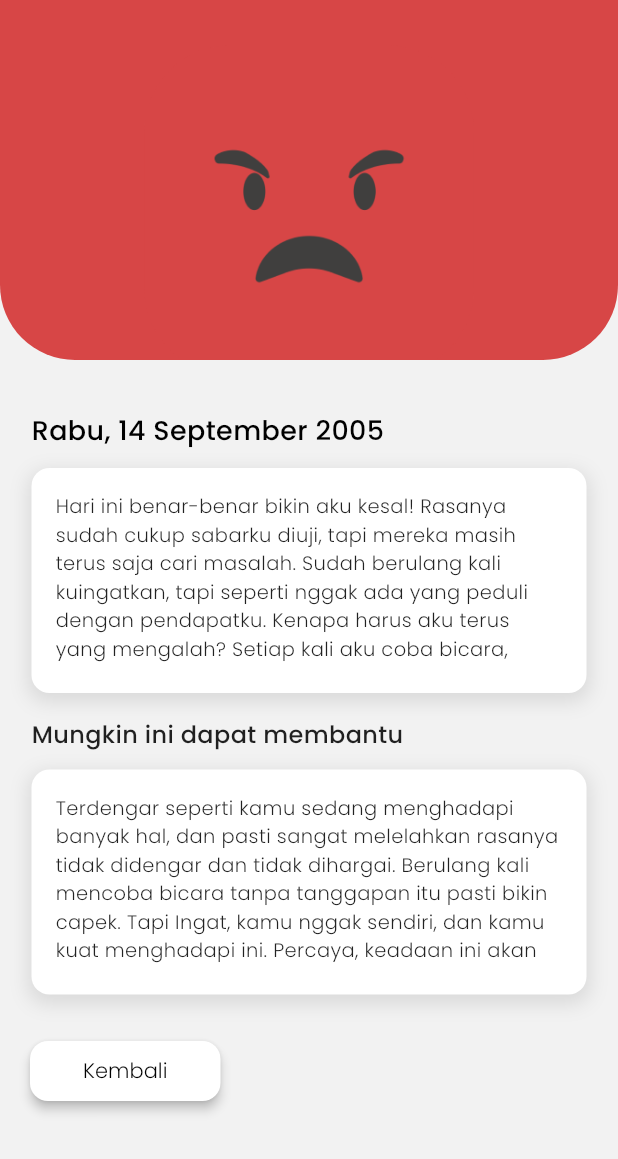
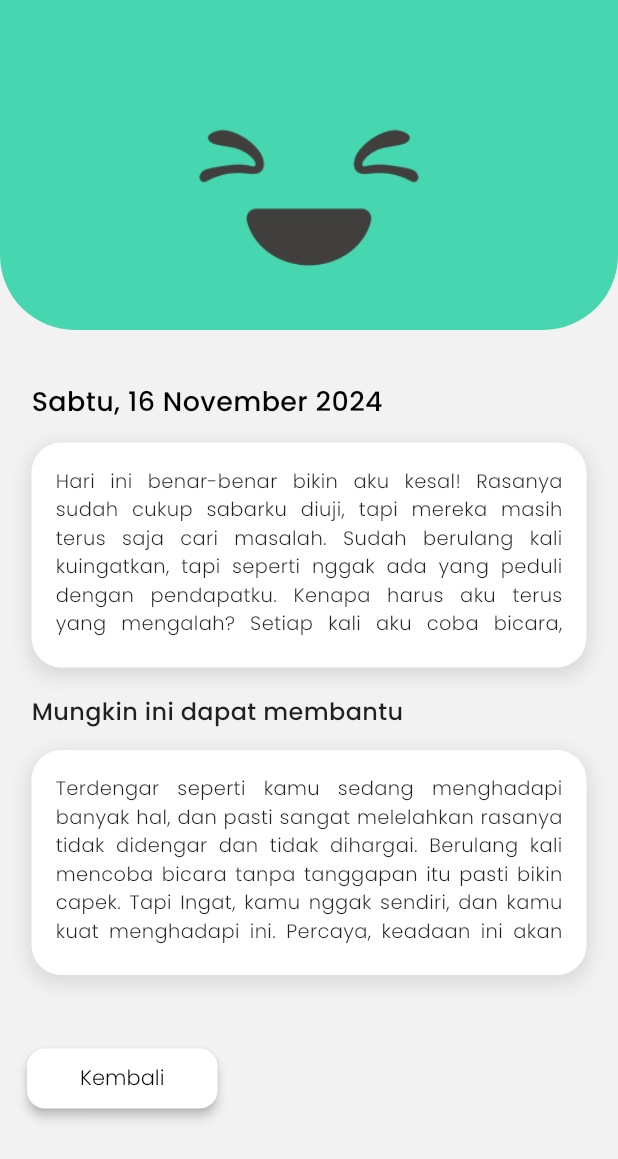
Before and after one commit to afikque23/Mental_Health_App, a Flutter app: the TrackerPage screen opened directly, after a tap on an icon or button, on a phone screen of 412 x 824 dp. Shown: the top 1159 px of the screen. Run offline on Flutter 3.47's test engine with Material 3 defaults, Android fonts, the phone set to English and light mode, and no system bars; our stand-ins replace flutter_bloc, flutter_svg, hydrated_bloc, introduction_screen, shared_preferences; accounts and stored records are empty.

```diff
--- a/lib/presentation/intro/pages/disclaim.dart
+++ b/lib/presentation/intro/pages/disclaim.dart
@@ -26,11 +26,12 @@ class DisclaimerScreen extends StatelessWidget {
       child: SingleChildScrollView(
         // Menggunakan SingleChildScrollView
         child: Column(
-          mainAxisAlignment: MainAxisAlignment.center,
+          mainAxisAlignment: MainAxisAlignment.start,
           children: [
             const SizedBox(height: 40),
             SvgPicture.asset(
               AppVectors.dekorasidisclaim1,
+              // ignore: deprecated_member_use
               color: Colors.white,
               width: 120, // Ukuran dekorasi
             ),
@@ -99,6 +100,7 @@ class DisclaimerScreen extends StatelessWidget {
             const SizedBox(height: 40),
             SvgPicture.asset(
               AppVectors.dekorasidisclaim2,
+              // ignore: deprecated_member_use
               color: Colors.white,
               width: 120, // Ukuran dekorasi
             ),
--- a/lib/presentation/tracker/pages/history_tracker.dart
+++ b/lib/presentation/tracker/pages/history_tracker.dart
@@ -1,8 +1,16 @@
 import 'package:flutter/material.dart';
-import 'package:mental_health_app/core/configs/assets/app_images.dart';
 
 class HistoryTracker extends StatelessWidget {
-  const HistoryTracker({super.key});
+  final Color color;
+  final String image;
+  final String selectedDate; // Tambahkan parameter
+
+  const HistoryTracker({
+    super.key,
+    required this.color,
+    required this.image,
+    required this.selectedDate, // Tambahkan parameter
+  });
 
   @override
   Widget build(BuildContext context) {
@@ -22,8 +30,8 @@ class HistoryTracker extends StatelessWidget {
                     ),
                     child: Container(
                       padding: const EdgeInsets.all(16),
-                      color: const Color(0xFFD74646),
-                      height: 240, // Tinggi header
+                      color: color, // Warna header diambil dari parameter
+                      height: 220, // Tinggi header
                       width: double.infinity, // Lebar penuh
                       child: const SafeArea(
                         child: Column(
@@ -41,12 +49,11 @@ class HistoryTracker extends StatelessWidget {
                     top:
                         30, // Mengatur jarak dari atas agar gambar berada di tengah
                     child: Container(
-                      height: 220, // Tinggi gambar
-                      width: 220, // Lebar gambar
-                      decoration: const BoxDecoration(
+                      height: 200, // Tinggi gambar
+                      width: 200, // Lebar gambar
+                      decoration: BoxDecoration(
                         image: DecorationImage(
-                          image: AssetImage(
-                              AppImages.marah), // Pastikan nama gambar sesuai
+                          image: AssetImage(image), // Gambar dari parameter
                           fit: BoxFit
                               .cover, // Agar gambar menyesuaikan ukuran kontainer
                         ),
@@ -57,27 +64,27 @@ class HistoryTracker extends StatelessWidget {
               ),
 
               // Teks di luar header
-              const Padding(
-                padding: EdgeInsets.only(top: 34, left: 21),
+              Padding(
+                padding: const EdgeInsets.only(top: 35, left: 21),
                 child: Text(
-                  "Rabu, 14 September 2005",
-                  style: TextStyle(
+                  selectedDate, // Gunakan tanggal dari parameter
+                  style: const TextStyle(
                     fontSize: 18,
                     fontWeight: FontWeight.w500,
                     fontFamily: 'Poppins',
-                    color: Colors.black, // Sesuaikan warna teks sesuai desain
+                    color: Colors.black,
                   ),
                 ),
               ),
 
               // Container dengan drop shadow di bawah teks
               Padding(
-                padding: const EdgeInsets.only(top: 12, left: 21, right: 21),
+                padding: const EdgeInsets.only(top: 14, left: 21, right: 21),
                 child: Container(
                   padding: const EdgeInsets.all(16),
                   decoration: BoxDecoration(
                     color: Colors.white,
-                    borderRadius: BorderRadius.circular(12),
+                    borderRadius: BorderRadius.circular(20),
                     boxShadow: [
                       BoxShadow(
                         color: Colors.black.withOpacity(0.1), // Warna bayangan
@@ -98,6 +105,7 @@ class HistoryTracker extends StatelessWidget {
                         fontWeight: FontWeight.w300,
                         color: Colors.black87,
                       ),
+                      textAlign: TextAlign.justify,
                     ),
                   ),
                 ),
@@ -105,7 +113,7 @@ class HistoryTracker extends StatelessWidget {
 
               // Menambahkan tulisan "Mungkin ini dapat membantu"
               const Padding(
-                padding: EdgeInsets.only(top: 16, left: 21, right: 21),
+                padding: EdgeInsets.only(top: 18, left: 21, right: 21),
                 child: Text(
                   "Mungkin ini dapat membantu",
                   style: TextStyle(
@@ -119,12 +127,12 @@ class HistoryTracker extends StatelessWidget {
 
               // Menambahkan Container dengan drop shadow di bawah "Mungkin ini dapat membantu"
               Padding(
-                padding: const EdgeInsets.only(top: 12, left: 21, right: 21),
+                padding: const EdgeInsets.only(top: 14, left: 21, right: 21),
                 child: Container(
                   padding: const EdgeInsets.all(16),
                   decoration: BoxDecoration(
                     color: Colors.white,
-                    borderRadius: BorderRadius.circular(12),
+                    borderRadius: BorderRadius.circular(20),
                     boxShadow: [
                       BoxShadow(
                         color: Colors.black.withOpacity(0.1), // Warna bayangan
@@ -145,6 +153,7 @@ class HistoryTracker extends StatelessWidget {
                         fontWeight: FontWeight.w300,
                         color: Colors.black87,
                       ),
+                      textAlign: TextAlign.justify,
                     ),
                   ),
                 ),
@@ -156,7 +165,7 @@ class HistoryTracker extends StatelessWidget {
           Row(mainAxisAlignment: MainAxisAlignment.spaceBetween, children: [
             // Tombol kembali
             Padding(
-              padding: const EdgeInsets.only(left: 20, top: 690),
+              padding: const EdgeInsets.only(left: 18, top: 695),
               child: ElevatedButton(
                 onPressed: () {
                   // Kembali ke halaman sebelumnya
--- a/lib/presentation/tracker/pages/tracker_page.dart
+++ b/lib/presentation/tracker/pages/tracker_page.dart
@@ -19,23 +19,21 @@ class _TrackerPageState extends State<TrackerPage> {
         children: [
           Column(
             children: [
-              // Container putih yang mengisi area di atas header
               Container(
                 color: Colors.white,
-                height: 270, // Tinggi sama dengan header
-                width: double.infinity, // Lebar penuh
+                height: 270,
+                width: double.infinity,
                 child: Stack(
                   alignment: Alignment.bottomCenter,
                   children: [
-                    // Header
                     ClipRRect(
                       borderRadius: const BorderRadius.vertical(
                           bottom: Radius.circular(50)),
                       child: Container(
                         padding: const EdgeInsets.all(16),
                         color: AppColors.primary,
-                        height: 270, // Tinggi header
-                        width: double.infinity, // Lebar penuh
+                        height: 270,
+                        width: double.infinity,
                         child: const SafeArea(
                           child: Column(
                             crossAxisAlignment: CrossAxisAlignment.start,
@@ -45,20 +43,20 @@ class _TrackerPageState extends State<TrackerPage> {
                                 child: Text(
                                   "Hii, Arya Yusufa kami",
                                   style: TextStyle(
-                                    fontSize: 25, // Ukuran teks header
+                                    fontSize: 25,
                                     fontFamily: 'Coiny',
                                     color: Colors.white,
                                     fontWeight: FontWeight.normal,
                                   ),
                                 ),
                               ),
-                              SizedBox(height: 0), // Jarak kecil antar teks
+                              SizedBox(height: 0),
                               Align(
                                 alignment: Alignment.topLeft,
                                 child: Text(
                                   "ingin mendengar cerita anda hari ini :)",
                                   style: TextStyle(
-                                    fontSize: 25, // Ukuran teks header
+                                    fontSize: 25,
                                     fontFamily: 'Coiny',
                                     color: Colors.white,
                                     fontWeight: FontWeight.normal,
@@ -73,14 +71,12 @@ class _TrackerPageState extends State<TrackerPage> {
                   ],
                 ),
               ),
-
               SizedBox(
-                height: 120, // Mengatur tinggi container (40 + 100 jarak atas)
+                height: 120,
                 child: Column(
                   children: [
-                    const SizedBox(height: 80), // Menambahkan jarak atas
+                    const SizedBox(height: 80),
                     Expanded(
-                      // Memastikan ListView menggunakan sisa ruang yang tersedia
                       child: ListView.builder(
                         scrollDirection: Axis.horizontal,
                         itemCount: 4,
@@ -95,9 +91,7 @@ class _TrackerPageState extends State<TrackerPage> {
                           return Padding(
                             padding: const EdgeInsets.only(right: 2, left: 8),
                             child: ElevatedButton(
-                              onPressed: () {
-                                // Aksi untuk tombol
-                              },
+                              onPressed: () {},
                               style: ElevatedButton.styleFrom(
                                 backgroundColor: Colors.white,
                                 shape: RoundedRectangleBorder(
@@ -105,8 +99,7 @@ class _TrackerPageState extends State<TrackerPage> {
                                   side: const BorderSide(color: Colors.black),
                                 ),
                                 elevation: 0,
-                                minimumSize: const Size(
-                                    105, 38), // Mengatur lebar minimum tombol
+                                minimumSize: const Size(105, 38),
                                 padding: const EdgeInsets.symmetric(
                                     horizontal: 16, vertical: 8),
                               ),
@@ -116,7 +109,7 @@ class _TrackerPageState extends State<TrackerPage> {
                                   color: Colors.black,
                                   fontSize: 13,
                                   fontFamily: 'Poppins',
-                                  fontWeight: FontWeight.w600, // SemiBold
+                                  fontWeight: FontWeight.w600,
                                 ),
                               ),
                             ),
@@ -127,14 +120,11 @@ class _TrackerPageState extends State<TrackerPage> {
                   ],
                 ),
               ),
-
-              // Konten tambahan bisa ditempatkan di sini
-              const SizedBox(height: 25), // Menambahkan jarak atas
+              const SizedBox(height: 25),
               Expanded(
                 child: SingleChildScrollView(
                   child: Column(
                     children: List.generate(3652, (index) {
-                      // Daftar warna yang akan digunakan
                       final List<Color> colors = [
                         const Color(0xFF46D7B0),
                         const Color(0xFF46D766),
@@ -148,15 +138,12 @@ class _TrackerPageState extends State<TrackerPage> {
                         const Color(0xFF485DD7),
                       ];
 
-                      // Pilih warna berdasarkan indeks, menggunakan modulus untuk mengulang daftar warna
                       final Color colorForThisItem =
                           colors[index % colors.length];
 
-                      // Hitung tanggal mulai dari hari ini, lalu mundur ke belakang berdasarkan index
                       DateTime date =
                           DateTime.now().subtract(Duration(days: index));
 
-                      // Format tanggal menjadi string "Hari, Tanggal Bulan Tahun"
                       String formattedDate = "${[
                         'Senin',
                         'Selasa',
@@ -183,25 +170,42 @@ class _TrackerPageState extends State<TrackerPage> {
                       ][date.month - 1]} "
                           "${date.year}";
 
+                      final List<String> images = [
+                        AppImages.semangat,
+                        AppImages.bahagia,
+                        AppImages.senang,
+                        AppImages.normal,
+                        AppImages.bosan,
+                        AppImages.stress,
+                        AppImages.cemas,
+                        AppImages.marah,
+                        AppImages.sedih,
+                        AppImages.putusasa,
+                      ];
+                      final imageForThisItem = images[index % images.length];
+
                       return Padding(
                         padding: const EdgeInsets.symmetric(
                             vertical: 11.0, horizontal: 22.0),
                         child: GestureDetector(
                           onTap: () {
-                            // Navigasi ke halaman HistoryTracker ketika diklik
                             Navigator.push(
                               context,
                               MaterialPageRoute(
-                                builder: (context) =>
-                                    const HistoryTracker(), // Halaman HistoryTracker
+                                builder: (context) => HistoryTracker(
+                                  color: colorForThisItem,
+                                  image: imageForThisItem,
+                                  selectedDate:
+                                      formattedDate, // Tambahkan parameter
+                                ),
                               ),
                             );
                           },
                           child: Container(
-                            height: 54, // Atur sesuai ukuran gambar
+                            height: 54,
                             decoration: BoxDecoration(
                               color:
-                                  colorForThisItem, // Warna dipilih berdasarkan indeks
+                                  colorForThisItem, // Perbaikan jika properti 'color' salah
                               borderRadius: BorderRadius.circular(15),
                               boxShadow: [
                                 BoxShadow(
@@ -213,18 +217,16 @@ class _TrackerPageState extends State<TrackerPage> {
                               ],
                             ),
                             child: Align(
-                              alignment:
-                                  Alignment.centerLeft, // Mengatur teks di kiri
+                              alignment: Alignment.centerLeft,
                               child: Padding(
-                                padding: const EdgeInsets.only(
-                                    left: 16.0), // Tambahkan padding kiri
+                                padding: const EdgeInsets.only(left: 16.0),
                                 child: Text(
                                   formattedDate,
                                   style: const TextStyle(
                                     fontSize: 16,
                                     fontFamily: 'Inter',
                                     fontWeight: FontWeight.w600,
-                                    color: Color(0xFFFFFFFF), // Hijau tua
+                                    color: Color(0xFFFFFFFF),
                                   ),
                                 ),
                               ),
@@ -238,32 +240,29 @@ class _TrackerPageState extends State<TrackerPage> {
               ),
             ],
           ),
-          // Gambar di luar header hijau, dengan posisi yang bisa diatur
           Positioned(
-            left: 115, // Atur posisi gambar dari kiri
-            top: 160, // Atur posisi gambar dari atas
+            left: 115,
+            top: 160,
             child: Container(
-              height: 180, // Tinggi gambar
-              width: 180, // Lebar gambar
+              height: 180,
+              width: 180,
               decoration: const BoxDecoration(
                 image: DecorationImage(
                   image: AssetImage(AppImages.trackerimage),
-                  fit: BoxFit.cover, // Atur gambar agar sesuai dengan kontainer
+                  fit: BoxFit.cover,
                 ),
               ),
             ),
           ),
           Positioned(
-            left: 315, // Jarak dari kiri
-            top: 600, // Jarak dari atas untuk menjaga jarak dengan header
+            left: 315,
+            top: 600,
             child: GestureDetector(
               onTap: () {
-                debugPrint("Icon tapped"); // Cek apakah ikon terdeteksi ditekan
                 Navigator.push(
                   context,
                   MaterialPageRoute(
-                    builder: (context) =>
-                        const AddMood(), // Navigasi ke halaman AddMood
+                    builder: (context) => const AddMood(),
                   ),
                 );
               },
--- a/pubspec.yaml
+++ b/pubspec.yaml
@@ -36,13 +36,15 @@ dependencies:
   # The following adds the Cupertino Icons font to your application.
   # Use with the CupertinoIcons class for iOS style icons.
   cupertino_icons: ^1.0.8
-  flutter_svg: ^0.22.0
   flutter_bloc:
   hydrated_bloc: ^9.1.5
   path_provider: ^2.1.4
   introduction_screen: ^3.1.14
   shared_preferences: ^2.3.2
   http: ^1.2.2
+  flutter_dotenv: ^5.0.2
+  flutter_svg: 2.0.14
+
 
 dev_dependencies:
   flutter_test:
```
Also changed, not shown: lib/presentation/tracker/pages/add_mood.dart (+9 -2 lines), lib/presentation/tracker/pages/respons_ai.dart (added, +137 -0 lines), assets/images/icon.png (added), pubspec.lock, 28 other files.
